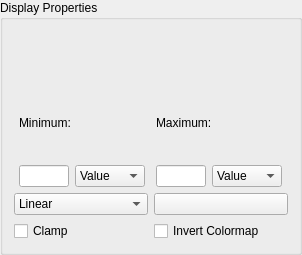
FXIhub/owl, file ui/displayBox.ui: the form before one commit.
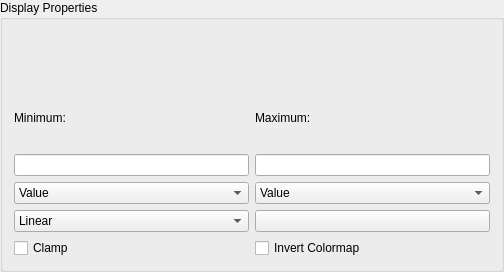
The form after the commit. Custom widgets are drawn as their Qt base class.

Commit message: dynamic adjustment of scientific and regular float notation depanding on value. Made more space for decimals.

Patch:
```diff
--- a/ui/displayBox.ui
+++ b/ui/displayBox.ui
@@ -6,8 +6,8 @@
    <rect>
     <x>0</x>
     <y>0</y>
-    <width>302</width>
-    <height>255</height>
+    <width>504</width>
+    <height>272</height>
    </rect>
   </property>
   <property name="sizePolicy">
@@ -57,8 +57,6 @@
         </widget>
        </item>
        <item>
-        <layout class="QHBoxLayout" name="horizontalLayout_8">
-         <item>
           <widget class="QLineEdit" name="displayMin">
            <property name="sizePolicy">
             <sizepolicy hsizetype="Preferred" vsizetype="Fixed">
@@ -66,9 +64,15 @@
              <verstretch>0</verstretch>
             </sizepolicy>
            </property>
+         <property name="minimumSize">
+          <size>
+           <width>100</width>
+           <height>0</height>
+          </size>
+         </property>
            <property name="maximumSize">
             <size>
-             <width>50</width>
+           <width>16777215</width>
              <height>16777215</height>
             </size>
            </property>
@@ -78,13 +82,13 @@
           <widget class="QComboBox" name="displayMinUnit">
            <property name="minimumSize">
             <size>
-             <width>0</width>
+           <width>100</width>
              <height>0</height>
             </size>
            </property>
            <property name="maximumSize">
             <size>
-             <width>70</width>
+           <width>16777215</width>
              <height>16777215</height>
             </size>
            </property>
@@ -104,8 +108,6 @@
             </property>
            </item>
           </widget>
-         </item>
-        </layout>
        </item>
       </layout>
      </item>
@@ -119,8 +121,6 @@
         </widget>
        </item>
        <item>
-        <layout class="QHBoxLayout" name="horizontalLayout_5">
-         <item>
           <widget class="QLineEdit" name="displayMax">
            <property name="sizePolicy">
             <sizepolicy hsizetype="Preferred" vsizetype="Fixed">
@@ -128,9 +128,15 @@
              <verstretch>0</verstretch>
             </sizepolicy>
            </property>
+         <property name="minimumSize">
+          <size>
+           <width>100</width>
+           <height>0</height>
+          </size>
+         </property>
            <property name="maximumSize">
             <size>
-             <width>50</width>
+           <width>16777215</width>
              <height>16777215</height>
             </size>
            </property>
@@ -140,13 +146,13 @@
           <widget class="QComboBox" name="displayMaxUnit">
            <property name="minimumSize">
             <size>
-             <width>0</width>
+           <width>100</width>
              <height>0</height>
             </size>
            </property>
            <property name="maximumSize">
             <size>
-             <width>70</width>
+           <width>16777215</width>
              <height>16777215</height>
             </size>
            </property>
@@ -166,8 +172,6 @@
             </property>
            </item>
           </widget>
-         </item>
-        </layout>
        </item>
       </layout>
      </item>
```
Lines whose indentation alone changed are shown as unchanged. The commit also changes 1 other file.
